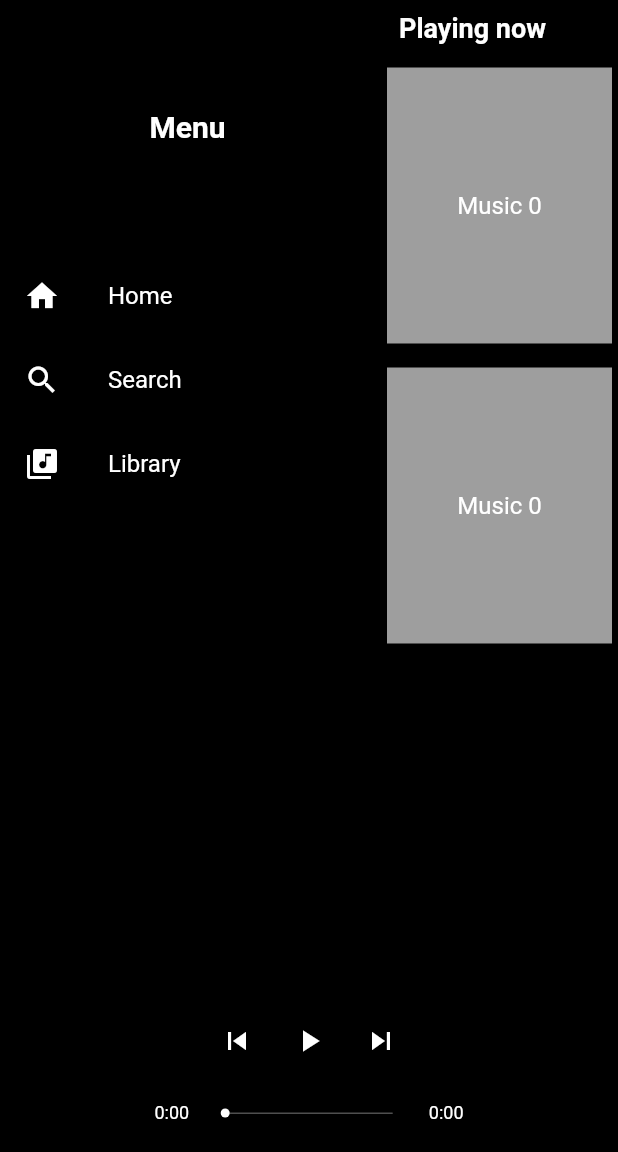
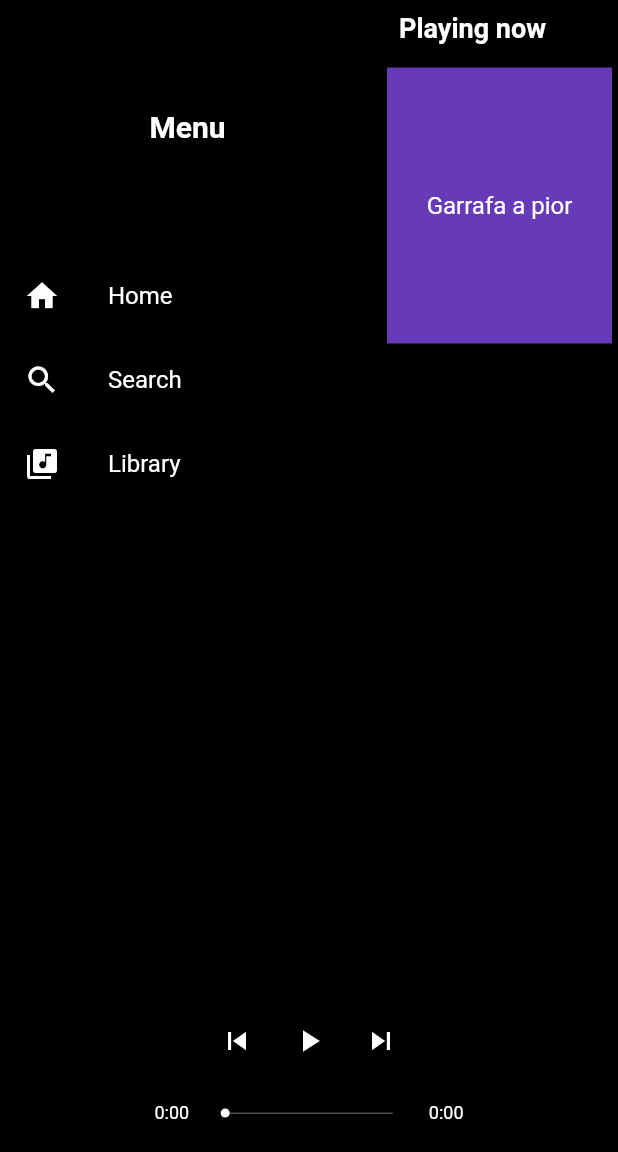
Before and after one commit to pedrovinis/speezer_app, a Flutter app: the screen it shows after launch, after a tap on the "play arrow" icon, on a phone screen of 412 x 824 dp, the part 84-1236 px from its top. Run offline on Flutter 3.47's test engine with Material 2 defaults, Android fonts, the phone set to English and light mode, and no system bars; our stand-ins replace audioplayers; generated files the repository leaves out were written again; Roboto replaces fonts that are missing (Arial).

Commit message:
feat: playing-now-list

```diff
--- a/lib/data/musics.dart
+++ b/lib/data/musics.dart
@@ -4,7 +4,7 @@ import 'package:speezer_app/models/music.dart';
 
 List<Music> musics = [
   Music(
-      mediaAudio: "de_garrafa_a_pior.mp3",
+      audioSource: "de_garrafa_a_pior.mp3",
       genre: Genre.Countryside,
       name: "Garrafa a pior",
       artist: ArtistHenriqueEJuliano),
--- a/lib/models/music.dart
+++ b/lib/models/music.dart
@@ -4,17 +4,17 @@ import 'package:speezer_app/models/Genre.dart';
 import 'package:speezer_app/models/artist.dart';
 
 class Music {
-  late final String mediaAudio;
+  late final String audioSource;
   late final Genre genre;
   late final String name;
   late final Artist artist;
 
   Music(
-      {required String mediaAudio,
+      {required String audioSource,
       required Genre genre,
       required String name,
       required Artist artist}) {
-    this.mediaAudio = mediaAudio;
+    this.audioSource = audioSource;
     this.name = name;
     this.genre = genre;
     this.artist = artist;
--- a/lib/utils/audiomanager.dart
+++ b/lib/utils/audiomanager.dart
@@ -6,7 +6,7 @@ class AudioManager {
   AudioPlayer audioPlayer = AudioPlayer();
 
   Future<void> playAudio(String source) async {
-    await audioPlayer.play(UrlSource(source));
+    await audioPlayer.play(UrlSource("assets/audio/$source"));
   }
 
   Future<void> pauseAudio() async {
--- a/lib/widgets/AudiosRow.dart
+++ b/lib/widgets/AudiosRow.dart
@@ -1,7 +1,12 @@
 import 'package:flutter/material.dart';
+import 'package:speezer_app/data/musics.dart';
+import 'package:speezer_app/utils/audiomanager.dart';
+
+import '../models/music.dart';
 
 class AudiosRow extends StatelessWidget {
-  const AudiosRow({super.key});
+  final AudioManager audioManager;
+  const AudiosRow({super.key, required this.audioManager});
 
   @override
   Widget build(BuildContext context) {
@@ -9,19 +14,21 @@ class AudiosRow extends StatelessWidget {
       height: 200.0,
       child: ListView.builder(
         scrollDirection: Axis.horizontal,
-        itemCount: 10,
+        itemCount: musics.length,
         itemBuilder: (BuildContext context, int index) {
+          Music music = musics[0];
+
           return GestureDetector(
             onTap: () {
-              // playAudio('assets/audio/music$index.mp3');
+              audioManager.playAudio(music.audioSource);
             },
             child: Container(
               width: 150.0,
               margin: const EdgeInsets.all(8.0),
-              color: Colors.grey,
+              color: Colors.deepPurple,
               child: Center(
                 child: Text(
-                  'Music $index',
+                  music.name,
                   style: const TextStyle(
                     color: Colors.white,
                     fontSize: 16.0,
--- a/lib/widgets/HomePage.dart
+++ b/lib/widgets/HomePage.dart
@@ -81,8 +81,7 @@ class _HomePageState extends State<HomePage> {
                     ),
                   ),
                 ),
-                AudiosRow(),
-                AudiosRow(),
+                AudiosRow(audioManager: audioManager),
               ],
             ),
           ),
```
